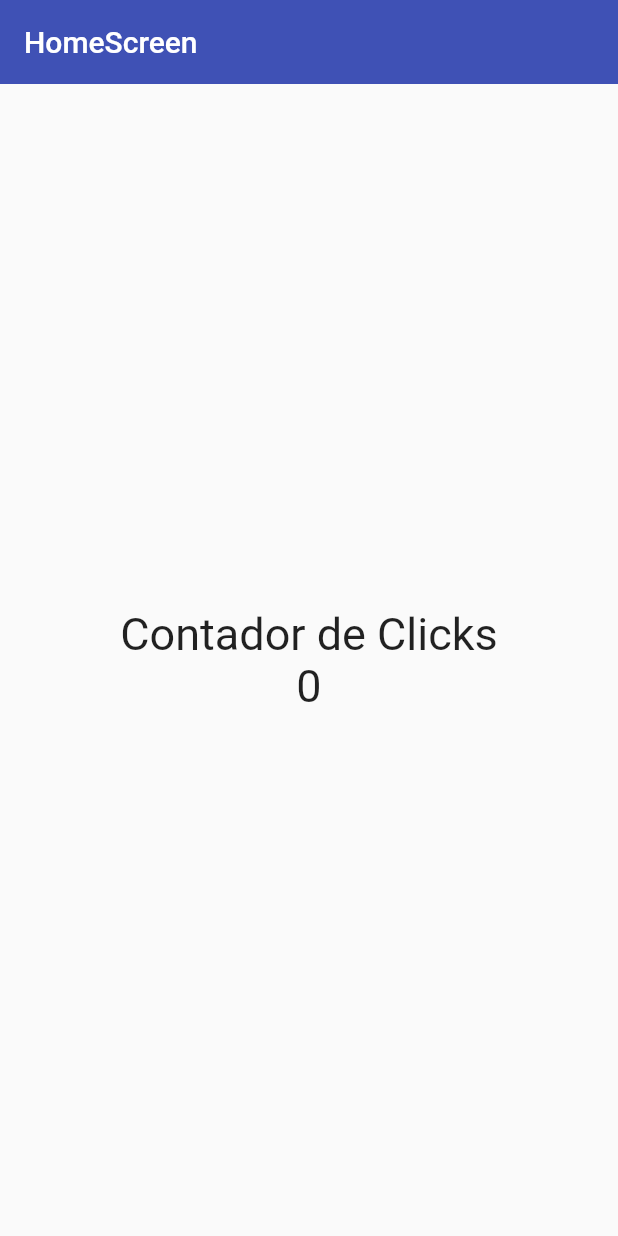
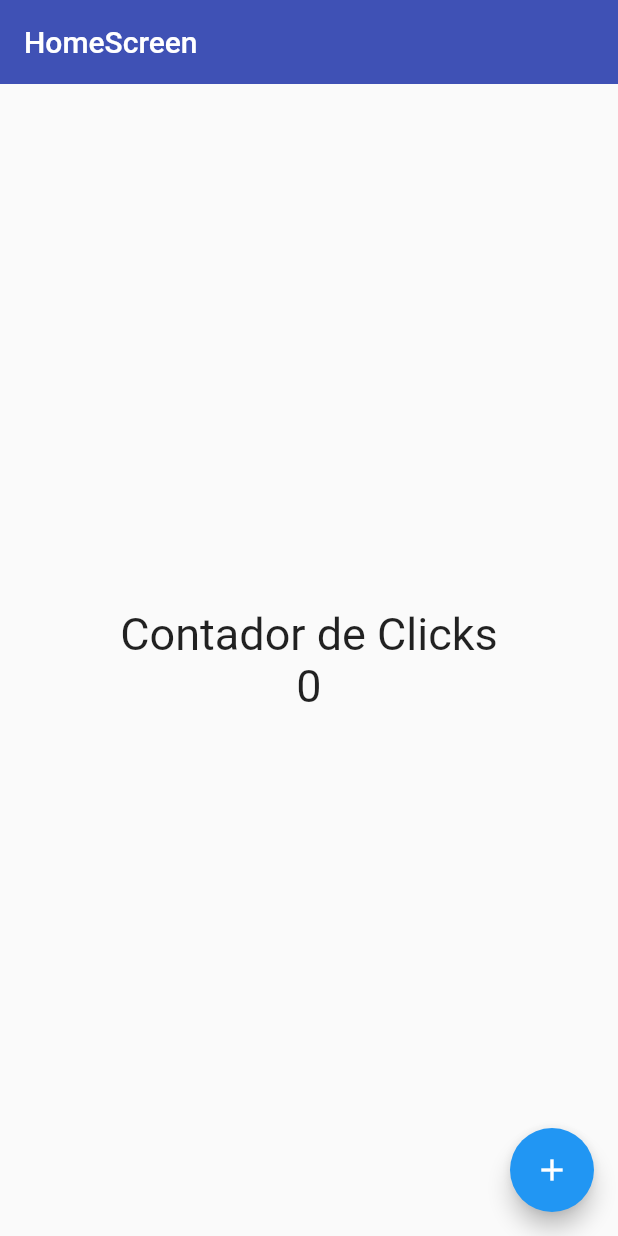
Before and after one commit to EmilianoQuiroz/Flutter-course, a Flutter app: the screen it shows after launch, on a phone screen of 412 x 824 dp. Run offline on Flutter 3.47's test engine with Material 2 defaults, Android fonts, the phone set to English and light mode, and no system bars.

Commit message:
Boton con Floating ActionButton

```diff
--- a/introduccion_flutter/lib/screens/home_screen.dart
+++ b/introduccion_flutter/lib/screens/home_screen.dart
@@ -21,6 +21,13 @@ class HomeScreen extends StatelessWidget {
             Text('0', style: fontSize30),
           ],
         ),
-        ));
+      ),
+      floatingActionButton: FloatingActionButton(
+        child: const Icon(Icons.add),
+        onPressed: () {
+          print('Hola mundo');
+        },
+      ),
+    );
   }
 }
```
Lines whose indentation alone changed are shown as unchanged.
